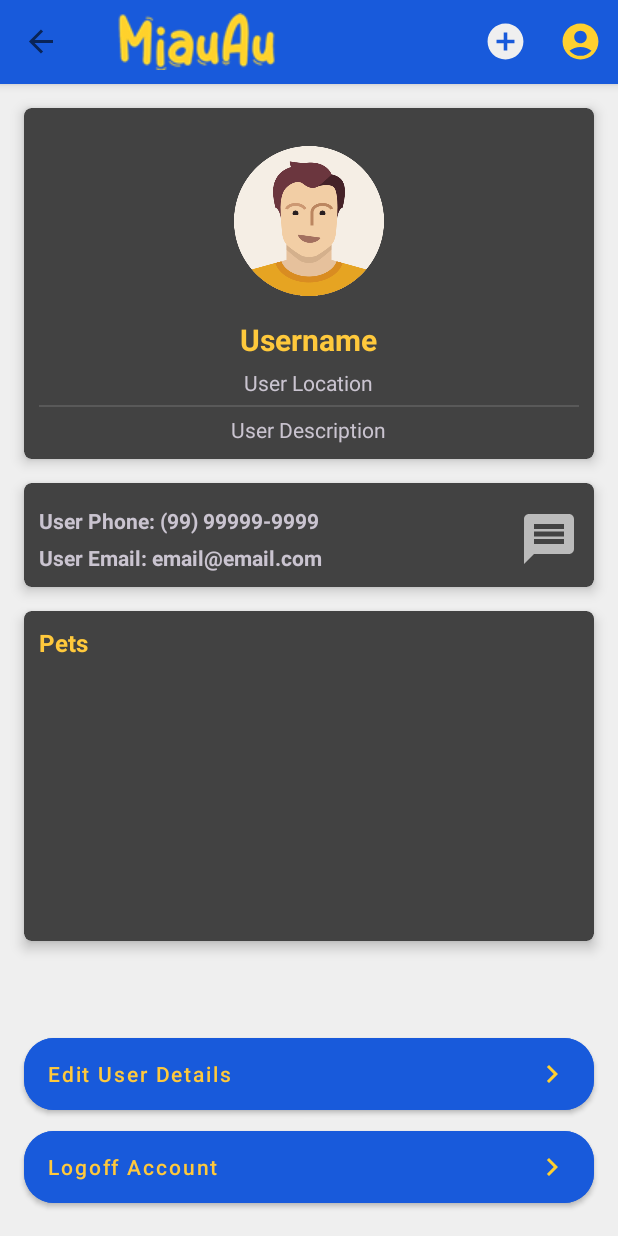
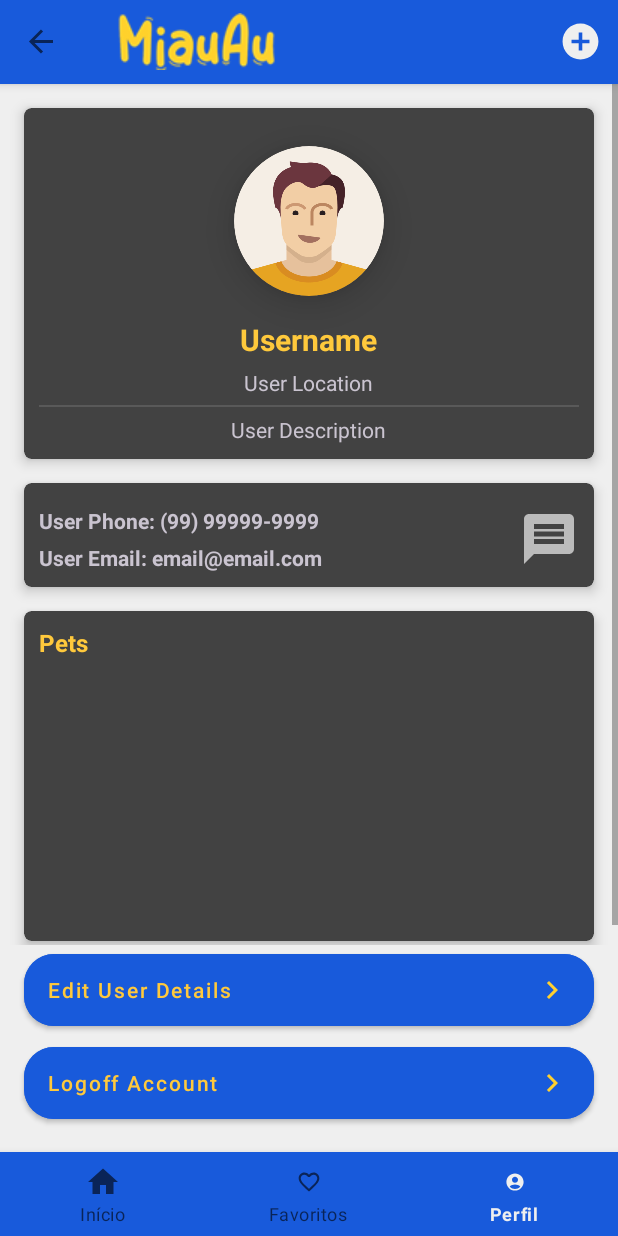
Before and after one commit to JamesWillian/miauau, an Android app: the UserProfileFragment screen opened through its navigation route, on a phone screen of 412 x 824 dp. Run offline under Robolectric (Android 15) with nearby library versions, the phone set to English and light mode, and no system bars; our stand-ins replace Dagger/Hilt's generated code, Firebase (no records; nobody signed in at launch, a user with empty details on screens opened directly), Picasso, navigation-ui; pictures from the network do not load; 1 statement that could not run was skipped.

Commit message:
Implementing BottomNavigationView

```diff
--- a/app/src/main/java/com/jammes/miauau/MainActivity.kt
+++ b/app/src/main/java/com/jammes/miauau/MainActivity.kt
@@ -5,23 +5,29 @@ import androidx.activity.result.contract.ActivityResultContracts
 import androidx.activity.viewModels
 import androidx.appcompat.app.AppCompatActivity
 import androidx.lifecycle.ViewModelProvider
+import androidx.navigation.NavController
 import androidx.navigation.findNavController
 import androidx.navigation.ui.AppBarConfiguration
+import androidx.navigation.ui.NavigationUI
 import androidx.navigation.ui.navigateUp
 import androidx.navigation.ui.setupActionBarWithNavController
 import com.google.android.gms.auth.api.identity.Identity
+import com.google.android.material.bottomnavigation.BottomNavigationView
 import com.google.firebase.auth.ktx.auth
 import com.google.firebase.ktx.Firebase
 import com.jammes.miauau.collections.AuthViewModel
 import com.jammes.miauau.core.repository.UsersRepositoryFirestore
 import com.jammes.miauau.databinding.ActivityMainBinding
 import dagger.hilt.android.AndroidEntryPoint
+import kotlin.system.exitProcess
 
 @AndroidEntryPoint
 class MainActivity : AppCompatActivity() {
 
     private lateinit var appBarConfiguration: AppBarConfiguration
     private lateinit var binding: ActivityMainBinding
+    private lateinit var navController: NavController
+    private lateinit var bottomNavigation: BottomNavigationView
 
     private lateinit var viewModel: AuthViewModel
 
@@ -39,10 +45,27 @@ class MainActivity : AppCompatActivity() {
         setContentView(binding.root)
         setSupportActionBar(binding.toolbar)
         setupNavigation()
+        setupBottomNavigation()
 
         supportActionBar?.setDisplayShowTitleEnabled(false)
 
-        val navController = findNavController(R.id.fragmentContainerView)
+        bottomNavigation.setOnItemSelectedListener {
+            when (it.itemId) {
+                R.id.homeFragment -> {
+                    navController.navigate(R.id.userProfileFragment)
+                    true
+                }
+                R.id.userProfileFragment -> {
+                    if (Firebase.auth.currentUser!!.isAnonymous) {
+                        login()
+                    } else {
+                        navController.navigate(R.id.userProfileFragment)
+                    }
+                    !Firebase.auth.currentUser!!.isAnonymous
+                }
+                else -> true
+            }
+        }
 
         /**
          * Tela de Cadastro de Novo Pet
@@ -57,19 +80,12 @@ class MainActivity : AppCompatActivity() {
             }
         }
 
-        /**
-         * Se autenticado > Tela de Perfil
-         * Não autenticado > Login One Tap
-         */
-        binding.imageUserToolbar.setOnClickListener {
-            if (Firebase.auth.currentUser!!.isAnonymous) {
-                login()
-            } else {
-                if (navController.currentDestination != navController.findDestination(R.id.userProfileFragment)) {
-                    navController.navigate(R.id.userProfileFragment)
-                }
-            }
-        }
+    }
+
+    private fun setupBottomNavigation() {
+        bottomNavigation = binding.bottomNavigation
+
+        NavigationUI.setupWithNavController(bottomNavigation, navController)
     }
 
     private fun login() {
@@ -81,7 +97,7 @@ class MainActivity : AppCompatActivity() {
     }
 
     private fun setupNavigation() {
-        val navController = findNavController(R.id.fragmentContainerView)
+        navController = findNavController(R.id.fragmentContainerView)
 
         appBarConfiguration = AppBarConfiguration(navController.graph)
 
--- a/app/src/main/java/com/jammes/miauau/collections/AuthViewModel.kt
+++ b/app/src/main/java/com/jammes/miauau/collections/AuthViewModel.kt
@@ -36,10 +36,6 @@ class AuthViewModel @Inject constructor(
     private lateinit var signUpRequest: BeginSignInRequest
     private lateinit var auth: FirebaseAuth
 
-    init {
-        //teste
-    }
-
     fun oneTapSignIn(serverClientId: String, signInClient: SignInClient, resultLauncher: ActivityResultLauncher<IntentSenderRequest>) {
         auth = Firebase.auth
         oneTapClient = signInClient
@@ -55,6 +51,9 @@ class AuthViewModel @Inject constructor(
         oneTapClient.beginSignIn(signUpRequest)
             .addOnSuccessListener { result ->
                 launchSignIn(result.pendingIntent, resultLauncher)
+            }
+            .addOnFailureListener {err ->
+                Log.e(TAG, "Couldn't start Sign In: ${err.message}")
             }
     }
 
--- /dev/null
+++ b/app/src/main/res/drawable/baseline_home_24.xml
@@ -0,0 +1,5 @@
+<vector android:height="24dp" android:tint="#BBBBBB"
+    android:viewportHeight="24" android:viewportWidth="24"
+    android:width="24dp" xmlns:android="http://schemas.android.com/apk/res/android">
+    <path android:fillColor="@android:color/white" android:pathData="M10,20v-6h4v6h5v-8h3L12,3 2,12h3v8z"/>
+</vector>
--- a/app/src/main/res/layout/activity_main.xml
+++ b/app/src/main/res/layout/activity_main.xml
@@ -23,13 +23,6 @@
             android:background="@color/blue">
 
             <androidx.appcompat.widget.AppCompatImageView
-                android:id="@+id/imageUserToolbar"
-                android:layout_width="@dimen/icon_toolbar_size"
-                android:layout_height="@dimen/icon_toolbar_size"
-                android:layout_gravity="end"
-                android:src="@drawable/user_foreground" />
-
-            <androidx.appcompat.widget.AppCompatImageView
                 android:id="@+id/imageAddPetToolbar"
                 android:layout_width="@dimen/icon_toolbar_size"
                 android:layout_height="@dimen/icon_toolbar_size"
@@ -46,10 +39,20 @@
         android:layout_width="match_parent"
         android:layout_height="0dp"
         app:defaultNavHost="true"
-        app:layout_constraintBottom_toBottomOf="parent"
+        app:layout_constraintTop_toBottomOf="@+id/appBarLayout"
+        app:layout_constraintStart_toStartOf="parent"
         app:layout_constraintEnd_toEndOf="parent"
-        app:layout_constraintStart_toStartOf="parent"
-        app:layout_constraintTop_toBottomOf="@+id/appBarLayout"
+        app:layout_constraintBottom_toTopOf="@id/bottomNavigation"
         app:navGraph="@navigation/nav_graph" />
 
+    <com.google.android.material.bottomnavigation.BottomNavigationView
+        android:id="@+id/bottomNavigation"
+        android:layout_width="match_parent"
+        android:layout_height="wrap_content"
+        app:layout_constraintStart_toStartOf="parent"
+        app:layout_constraintEnd_toEndOf="parent"
+        app:layout_constraintBottom_toBottomOf="parent"
+        android:background="@color/blue"
+        app:menu="@menu/menu_navigation_view"/>
+
 </androidx.constraintlayout.widget.ConstraintLayout>
--- a/app/src/main/res/layout/fragment_user_profile.xml
+++ b/app/src/main/res/layout/fragment_user_profile.xml
@@ -35,15 +35,26 @@
                     android:layout_margin="10dp"
                     android:orientation="vertical">
 
-                    <ImageView
-                        android:id="@+id/imageView"
-                        android:layout_width="100dp"
-                        android:layout_height="100dp"
-                        android:layout_gravity="center"
+                    <androidx.cardview.widget.CardView
+                        android:id="@+id/cardUserView"
+                        android:layout_width="wrap_content"
+                        android:layout_height="wrap_content"
                         android:layout_marginTop="15dp"
                         android:layout_marginBottom="15dp"
-                        android:contentDescription="User Image Profile"
-                        android:src="@drawable/user_avatar" />
+                        android:theme="@style/Theme.Material3.Dark"
+                        app:cardCornerRadius="100dp"
+                        android:layout_gravity="center"
+                        app:cardElevation="15dp">
+
+                        <ImageView
+                            android:id="@+id/imageView"
+                            android:layout_width="100dp"
+                            android:layout_height="100dp"
+                            android:layout_gravity="center"
+                            android:contentDescription="User Image Profile"
+                            android:src="@drawable/user_avatar" />
+
+                    </androidx.cardview.widget.CardView>
 
                     <TextView
                         android:id="@+id/userNameTextView"
--- a/app/src/main/res/layout/my_pet_item.xml
+++ b/app/src/main/res/layout/my_pet_item.xml
@@ -5,17 +5,26 @@
     android:layout_width="match_parent"
     android:layout_height="70dp">
 
-    <ImageView
-        android:id="@+id/petImageView"
+    <androidx.cardview.widget.CardView
+        android:id="@+id/cardPetView"
         android:layout_width="60dp"
         android:layout_height="60dp"
         android:layout_margin="5dp"
-        android:background="@drawable/circle_background"
-        android:scaleType="centerCrop"
         app:layout_constraintBottom_toBottomOf="parent"
         app:layout_constraintStart_toStartOf="parent"
         app:layout_constraintTop_toTopOf="parent"
-        app:srcCompat="@drawable/dog" />
+        app:cardCornerRadius="100dp"
+        android:layout_gravity="center"
+        app:cardElevation="5dp">
+
+        <ImageView
+            android:id="@+id/petImageView"
+            android:layout_width="match_parent"
+            android:layout_height="match_parent"
+            android:background="@drawable/circle_background"
+            android:scaleType="centerCrop"
+            app:srcCompat="@drawable/dog_pixel" />
+    </androidx.cardview.widget.CardView>
 
     <TextView
         android:id="@+id/petNameTextView"
@@ -25,7 +34,7 @@
         android:text="Nome do Pet"
         android:textStyle="bold"
         app:layout_constraintBottom_toBottomOf="parent"
-        app:layout_constraintStart_toEndOf="@id/petImageView"
+        app:layout_constraintStart_toEndOf="@id/cardPetView"
         app:layout_constraintTop_toTopOf="parent" />
 
     <com.google.android.material.button.MaterialButton
--- /dev/null
+++ b/app/src/main/res/menu/menu_navigation_view.xml
@@ -0,0 +1,20 @@
+<?xml version="1.0" encoding="utf-8"?>
+<menu xmlns:android="http://schemas.android.com/apk/res/android">
+    <item
+        android:id="@+id/homeFragment"
+        android:enabled="true"
+        android:icon="@drawable/baseline_home_24"
+        android:title="Início" />
+
+    <item
+        android:id="@+id/favFragment"
+        android:enabled="true"
+        android:icon="@drawable/favorite_pet_foreground"
+        android:title="Favoritos" />
+
+    <item
+        android:id="@+id/userProfileFragment"
+        android:enabled="true"
+        android:icon="@drawable/user_foreground"
+        android:title="Perfil" />
+</menu>
--- a/app/src/main/res/values-night/themes.xml
+++ b/app/src/main/res/values-night/themes.xml
@@ -2,9 +2,9 @@
     <!-- Base application theme. -->
     <style name="Theme.MiauAu" parent="Theme.MaterialComponents.DayNight.NoActionBar">
         <!-- Primary brand color. -->
-        <item name="colorPrimary">@color/blue</item>
-        <item name="colorPrimaryVariant">@color/blue</item>
-        <item name="colorOnPrimary">@color/black</item>
+        <item name="colorPrimary">@color/light</item>
+        <item name="colorPrimaryVariant">@color/light</item>
+        <item name="colorOnPrimary">@color/light</item>
         <!-- Secondary brand color. -->
         <item name="colorSecondary">@color/yellow_primary</item>
         <item name="colorSecondaryVariant">@color/yellow_primary</item>
--- a/app/src/main/res/values/themes.xml
+++ b/app/src/main/res/values/themes.xml
@@ -5,7 +5,7 @@
         <!-- Primary brand color. -->
         <item name="colorPrimary">@color/light</item>
         <item name="colorPrimaryVariant">@color/light</item>
-        <item name="colorOnPrimary">@color/white</item>
+        <item name="colorOnPrimary">@color/light</item>
         <!-- Secondary brand color. -->
         <item name="colorSecondary">@color/blue</item>
         <item name="colorSecondaryVariant">@color/blue</item>
```
